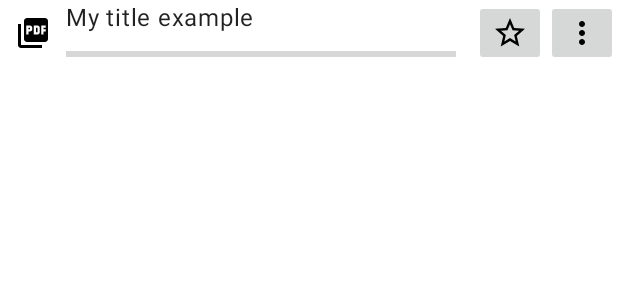
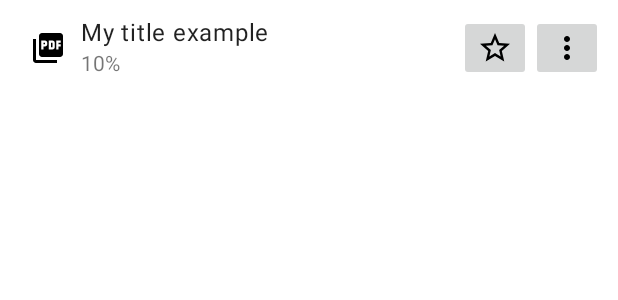
Before and after one commit to Sory-Noroc/LibroRead, an Android app: the layout book_list_item.xml on its own in the app's theme, with its tools: preview values and no code run, on a phone screen of 412 x 824 dp. Shown: the top 300 px of the screen. Run offline under Robolectric (Android 15) with nearby library versions, the phone set to English and light mode, and no system bars.

Commit message:
Replaced ugly progress bar with percentage text

```diff
--- a/app/src/main/java/com/sorykhan/libroread/adapter/BookAdapter.kt
+++ b/app/src/main/java/com/sorykhan/libroread/adapter/BookAdapter.kt
@@ -1,5 +1,6 @@
 package com.sorykhan.libroread.adapter
 
+import android.os.FileUtils
 import android.view.LayoutInflater
 import android.view.ViewGroup
 import androidx.recyclerview.widget.DiffUtil
@@ -8,6 +9,7 @@ import androidx.recyclerview.widget.RecyclerView
 import com.sorykhan.libroread.R
 import com.sorykhan.libroread.database.Book
 import com.sorykhan.libroread.databinding.BookListItemBinding
+import com.sorykhan.libroread.utils.FormatUtils
 import com.sorykhan.libroread.utils.getStringMemoryFormat
 
 class BookAdapter(private val onItemClicked: (Book) -> Unit): ListAdapter<Book, BookAdapter.ItemViewHolder>(DiffCallback) {
@@ -29,8 +31,7 @@ class BookAdapter(private val onItemClicked: (Book) -> Unit): ListAdapter<Book,
         fun bind(book: Book) {
             binding.bookTitle.text = book.bookName
             binding.bookSize.text = getStringMemoryFormat(book.bookSize)
-            binding.bookProgressBar.progress = book.bookProgress
-            binding.bookProgressBar.max = book.bookPages
+            binding.progressView.text = FormatUtils.getProgressPercentage(book.bookProgress, book.bookPages)
             binding.favoriteButton.setImageResource(getFavoriteImageResource(book.isFavorite))
         }
     }
--- a/app/src/main/res/layout/book_list_item.xml
+++ b/app/src/main/res/layout/book_list_item.xml
@@ -2,6 +2,7 @@
 <androidx.constraintlayout.widget.ConstraintLayout xmlns:android="http://schemas.android.com/apk/res/android"
     android:layout_width="match_parent"
     android:layout_height="wrap_content"
+    android:padding="10dp"
     xmlns:app="http://schemas.android.com/apk/res-auto"
     xmlns:tools="http://schemas.android.com/tools">
 
@@ -32,17 +33,13 @@
         app:layout_constraintTop_toBottomOf="@id/book_title"
         app:layout_constraintLeft_toRightOf="@id/book_image"/>
 
-    <ProgressBar
-        android:id="@+id/book_progress_bar"
-        style="?android:attr/progressBarStyleHorizontal"
+    <TextView
+        android:id="@+id/progress_view"
         android:layout_width="wrap_content"
         android:layout_height="wrap_content"
-        android:layout_marginEnd="12dp"
-        android:indeterminate="false"
-        android:minWidth="260dp"
-        app:layout_constraintBottom_toBottomOf="parent"
-        app:layout_constraintEnd_toStartOf="@+id/favorite_button"
-        app:layout_constraintLeft_toRightOf="@id/book_image" />
+        app:layout_constraintLeft_toRightOf="@id/book_image"
+        app:layout_constraintTop_toBottomOf="@id/book_title"
+        tools:text="10%"/>
 
     <ImageButton
         android:id="@+id/favorite_button"
```
Also changed, not shown: app/src/main/java/com/sorykhan/libroread/utils/FormatUtils.kt (added, +23 -0 lines), 1 other file.
